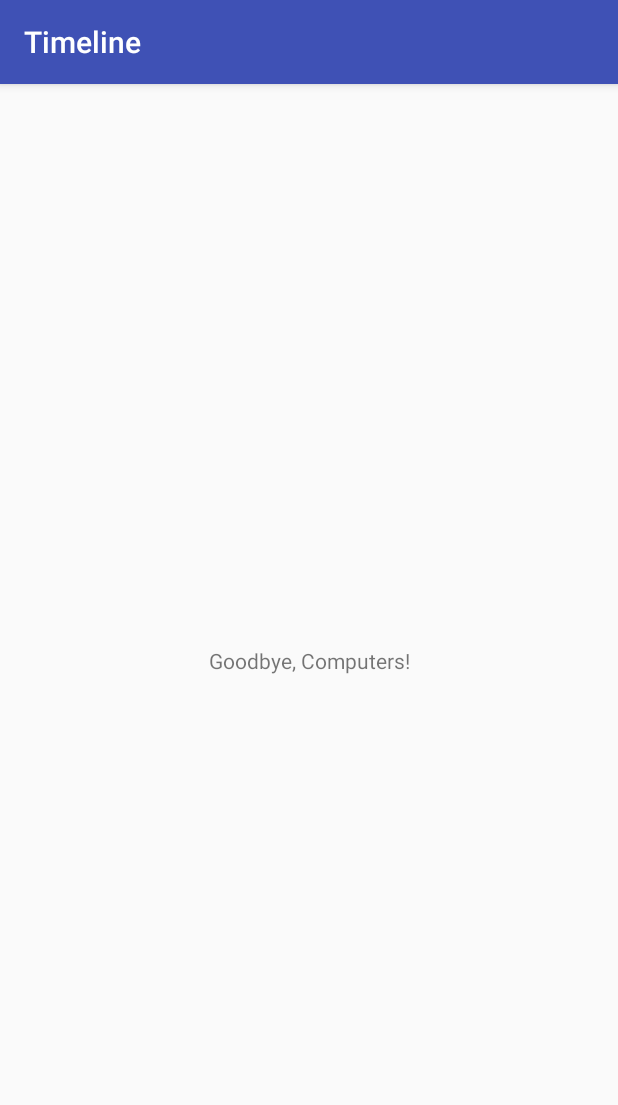
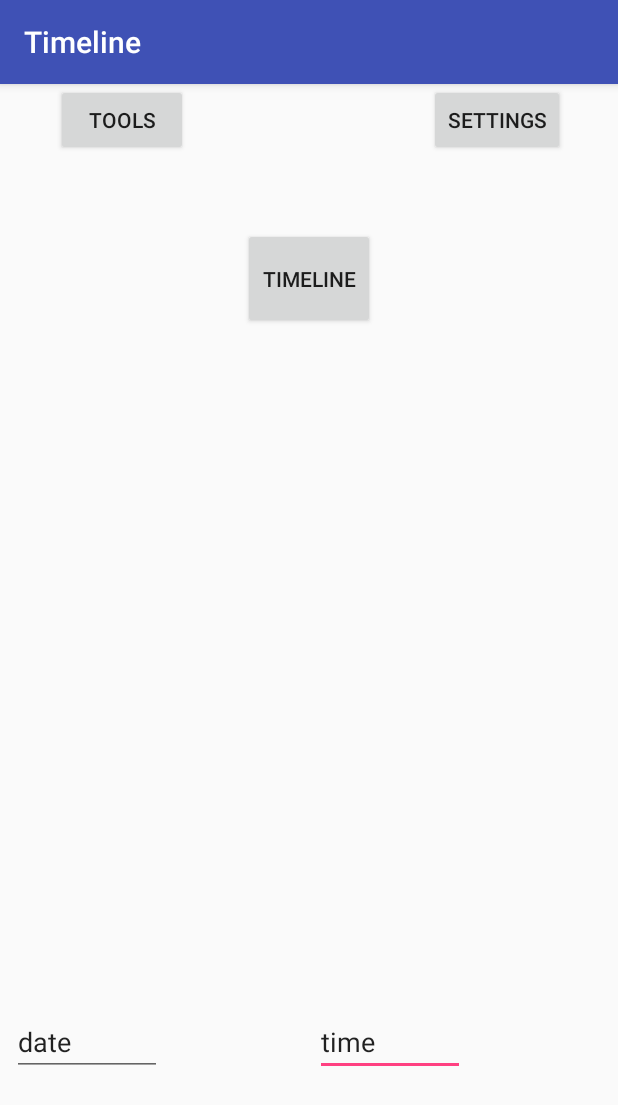
Before and after one commit to cewrobel/Colt_Timeline, an Android app: the screen it shows after launch (MainActivity), on a phone screen of 412 x 824 dp. Shown: the top 1105 px of the screen. Run offline under Robolectric (Android 15) with nearby library versions, the phone set to English and light mode, and no system bars.

Commit message:
Playing around in AS and testing layout/buttons

```diff
--- a/app/src/main/java/com/ancientarchive/timeline/MainActivity.java
+++ b/app/src/main/java/com/ancientarchive/timeline/MainActivity.java
@@ -2,12 +2,41 @@ package com.ancientarchive.timeline;
 
 import android.support.v7.app.AppCompatActivity;
 import android.os.Bundle;
+import android.view.View;
+import android.widget.Button;
+import android.widget.Toast;
 
 public class MainActivity extends AppCompatActivity {
+
+    private Button mTimelineButton;
+    private Button mSettingsButton;
+    private Button mToolsButton;
 
     @Override
     protected void onCreate(Bundle savedInstanceState) {
         super.onCreate(savedInstanceState);
         setContentView(R.layout.activity_main);
+
+        mTimelineButton = (Button) findViewById(R.id.timelineButton);
+        mTimelineButton.setOnClickListener(new View.OnClickListener() {
+            @Override
+            public void onClick(View v) {
+                Toast.makeText(MainActivity.this, "Test toast for Timeline Button", Toast.LENGTH_SHORT).show();
+            }
+        });
+        mSettingsButton = (Button) findViewById(R.id.settingsButton);
+        mSettingsButton.setOnClickListener(new View.OnClickListener() {
+            @Override
+            public void onClick(View v) {
+                Toast.makeText(MainActivity.this, "Test toast for Settings Button", Toast.LENGTH_SHORT).show();
+            }
+        });
+        mToolsButton = (Button) findViewById(R.id.toolsButton);
+        mToolsButton.setOnClickListener(new View.OnClickListener() {
+            @Override
+            public void onClick(View v) {
+                Toast.makeText(MainActivity.this, "Test toast for Tools Button", Toast.LENGTH_SHORT).show();
+            }
+        });
     }
 }
--- a/app/src/main/res/layout/activity_main.xml
+++ b/app/src/main/res/layout/activity_main.xml
@@ -6,13 +6,85 @@
     android:layout_height="match_parent"
     tools:context="com.ancientarchive.timeline.MainActivity">
 
-    <TextView
+    <HorizontalScrollView
+        android:id="@+id/horizontalScrollView"
+        android:layout_width="367dp"
+        android:layout_height="250dp"
+        android:layout_marginBottom="8dp"
+        android:layout_marginEnd="8dp"
+        android:layout_marginStart="8dp"
+        android:layout_marginTop="8dp"
+        android:visibility="visible"
+        app:layout_constraintBottom_toBottomOf="parent"
+        app:layout_constraintEnd_toEndOf="parent"
+        app:layout_constraintStart_toStartOf="parent"
+        app:layout_constraintTop_toTopOf="parent">
+
+    </HorizontalScrollView>
+
+    <Button
+        android:id="@+id/timelineButton"
+        android:layout_width="wrap_content"
+        android:layout_height="67dp"
+        android:layout_marginBottom="8dp"
+        android:layout_marginEnd="8dp"
+        android:layout_marginStart="8dp"
+        android:layout_marginTop="8dp"
+        android:text="Timeline"
+        app:layout_constraintBottom_toTopOf="@+id/horizontalScrollView"
+        app:layout_constraintEnd_toEndOf="parent"
+        app:layout_constraintStart_toStartOf="parent"
+        app:layout_constraintTop_toTopOf="parent" />
+
+    <Button
+        android:id="@+id/toolsButton"
         android:layout_width="wrap_content"
         android:layout_height="wrap_content"
-        android:text="Goodbye, Computers!"
+        android:layout_marginEnd="8dp"
+        android:layout_marginStart="8dp"
+        android:text="Tools"
+        app:layout_constraintEnd_toStartOf="@+id/timelineButton"
+        app:layout_constraintStart_toStartOf="parent"
+        tools:layout_editor_absoluteY="16dp" />
+
+    <Button
+        android:id="@+id/settingsButton"
+        android:layout_width="wrap_content"
+        android:layout_height="wrap_content"
+        android:layout_marginEnd="8dp"
+        android:layout_marginStart="8dp"
+        android:text="Settings"
+        app:layout_constraintEnd_toEndOf="parent"
+        app:layout_constraintStart_toEndOf="@+id/timelineButton"
+        tools:layout_editor_absoluteY="16dp" />
+
+    <EditText
+        android:id="@+id/timeBox"
+        android:layout_width="100dp"
+        android:layout_height="wrap_content"
+        android:layout_marginBottom="8dp"
+        android:layout_marginEnd="8dp"
+        android:layout_marginStart="8dp"
+        android:layout_marginTop="8dp"
+        android:ems="10"
+        android:inputType="time"
+        android:text="time"
         app:layout_constraintBottom_toBottomOf="parent"
-        app:layout_constraintLeft_toLeftOf="parent"
-        app:layout_constraintRight_toRightOf="parent"
-        app:layout_constraintTop_toTopOf="parent" />
+        app:layout_constraintEnd_toEndOf="parent"
+        app:layout_constraintStart_toEndOf="@+id/dateBox"
+        app:layout_constraintTop_toBottomOf="@+id/horizontalScrollView" />
 
+    <EditText
+        android:id="@+id/dateBox"
+        android:layout_width="100dp"
+        android:layout_height="wrap_content"
+        android:layout_marginBottom="8dp"
+        android:layout_marginStart="8dp"
+        android:layout_marginTop="8dp"
+        android:ems="10"
+        android:inputType="date"
+        android:text="date"
+        app:layout_constraintBottom_toBottomOf="parent"
+        app:layout_constraintStart_toStartOf="parent"
+        app:layout_constraintTop_toBottomOf="@+id/horizontalScrollView" />
 </android.support.constraint.ConstraintLayout>
```
